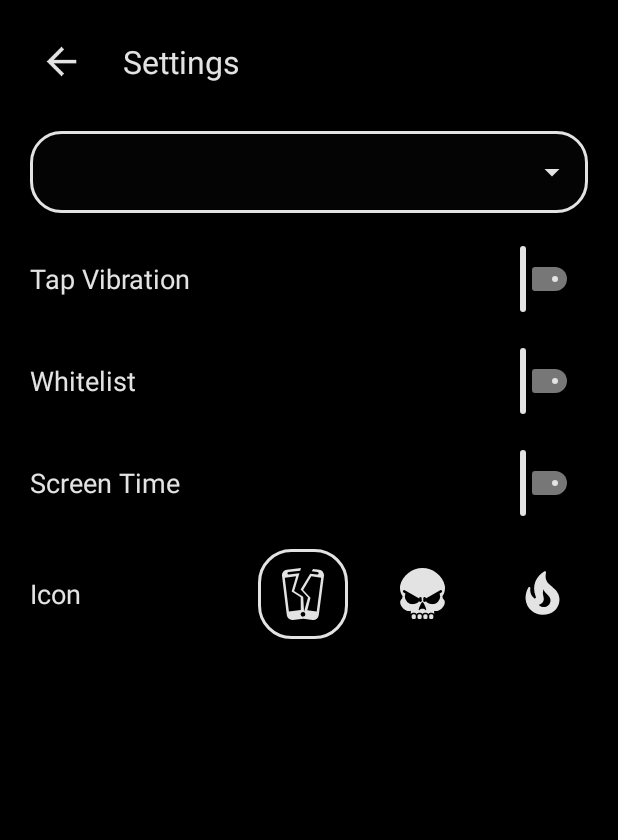
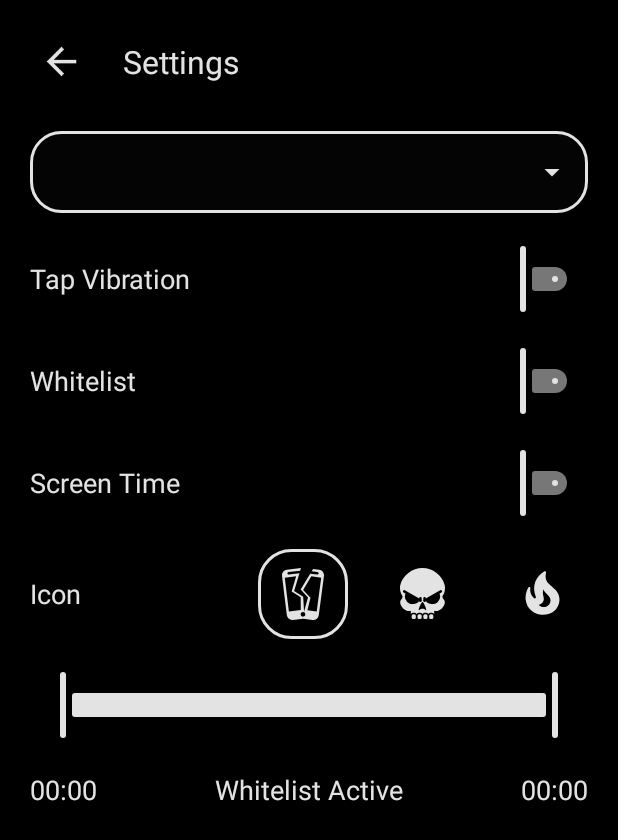
Before and after one commit to PathFOSS/DullPhone, an Android app: the layout fragment_settings.xml on its own in the app's theme, with its tools: preview values and no code run, on a phone screen of 412 x 824 dp. Shown: the top 840 px of the screen. Run offline under Robolectric (Android 15) with nearby library versions, the light colour scheme and no system bars.

Commit message:
Added whitelist enable range

```diff
--- a/app/build.gradle
+++ b/app/build.gradle
@@ -11,7 +11,7 @@
         minSdk 26
         targetSdk 34
         versionCode 2
-        versionName "2.3.1"
+        versionName "2.4.0"
         testInstrumentationRunner "androidx.test.runner.AndroidJUnitRunner"
     }
 
--- a/app/src/main/res/layout/fragment_settings.xml
+++ b/app/src/main/res/layout/fragment_settings.xml
@@ -157,4 +157,47 @@
         android:background="@drawable/icon_fire_small"
         android:contentDescription="@string/ac_fire_icon"/>
 
+    <com.google.android.material.slider.RangeSlider
+        android:id="@+id/rs_active_whitelist"
+        style="@style/dullphone_time_range_slider"
+        android:layout_width="0dp"
+        android:layout_height="@dimen/primary_button_width_normal"
+        app:layout_constraintTop_toBottomOf="@id/tv_title_icon"
+        app:layout_constraintStart_toStartOf="parent"
+        app:layout_constraintEnd_toEndOf="parent"
+        android:layout_marginTop="@dimen/spacing_normal"
+        app:values="@array/initial_slider_values"
+        android:text="@string/at_block_whitelist"/>
+
+    <TextView
+        android:id="@+id/tv_value_start_active_whitelist"
+        style="@style/dullphone_secondary_title"
+        android:layout_width="wrap_content"
+        android:layout_height="0dp"
+        app:layout_constraintTop_toTopOf="@id/tv_title_active_whitelist"
+        app:layout_constraintBottom_toBottomOf="@id/tv_title_active_whitelist"
+        app:layout_constraintStart_toStartOf="parent"
+        android:text="@string/at_midnight"/>
+
+    <TextView
+        android:id="@+id/tv_title_active_whitelist"
+        style="@style/dullphone_secondary_title"
+        android:layout_width="wrap_content"
+        android:layout_height="0dp"
+        app:layout_constraintTop_toBottomOf="@id/rs_active_whitelist"
+        app:layout_constraintStart_toEndOf="@id/tv_value_start_active_whitelist"
+        app:layout_constraintEnd_toStartOf="@id/tv_value_stop_active_whitelist"
+        android:layout_marginTop="@dimen/spacing_normal"
+        android:text="@string/at_whitelist_active"/>
+
+    <TextView
+        android:id="@+id/tv_value_stop_active_whitelist"
+        style="@style/dullphone_secondary_title"
+        android:layout_width="wrap_content"
+        android:layout_height="0dp"
+        app:layout_constraintTop_toTopOf="@id/tv_title_active_whitelist"
+        app:layout_constraintBottom_toBottomOf="@id/tv_title_active_whitelist"
+        app:layout_constraintEnd_toEndOf="parent"
+        android:text="@string/at_midnight"/>
+
 </androidx.constraintlayout.widget.ConstraintLayout>
--- a/app/src/main/res/values-night/themes.xml
+++ b/app/src/main/res/values-night/themes.xml
@@ -109,4 +109,9 @@
         <item name="android:stepSize">1</item>
     </style>
 
+    <style name="dullphone_time_range_slider" parent="dullphone_slider">
+        <item name="android:valueFrom">0.0</item>
+        <item name="android:valueTo">1440.0</item>
+        <item name="android:stepSize">5.0</item>
+    </style>
 </resources>
--- /dev/null
+++ b/app/src/main/res/values/arrays.xml
@@ -0,0 +1,6 @@
+<resources>
+    <array name="initial_slider_values">
+        <item>0.0</item>
+        <item>1440.0</item>
+    </array>
+</resources>
--- a/app/src/main/res/values/strings.xml
+++ b/app/src/main/res/values/strings.xml
@@ -59,4 +59,8 @@
     <string name="ac_row_image_6">Row Image 6</string>
     <string name="at_close">Close</string>
     <string name="at_screen_time">Screen Time</string>
+    <string name="at_block_whitelist">Block Whitelist</string>
+    <string name="at_midnight">00:00</string>
+    <string name="at_whitelist_active">Whitelist Active</string>
+    <string name="at_midnight_2">24:00</string>
 </resources>
--- a/app/src/main/res/values/themes.xml
+++ b/app/src/main/res/values/themes.xml
@@ -109,4 +109,9 @@
         <item name="android:stepSize">1</item>
     </style>
 
+    <style name="dullphone_time_range_slider" parent="dullphone_slider">
+        <item name="android:valueFrom">0.0</item>
+        <item name="android:valueTo">1440.0</item>
+        <item name="android:stepSize">5.0</item>
+    </style>
 </resources>
```
Also changed, not shown: app/src/main/java/com/pathfoss/dullphone/BlockConfirm.java (+10 -1 lines), app/src/main/java/com/pathfoss/dullphone/OverlayScreen.java (+42 -13 lines), app/src/main/java/com/pathfoss/dullphone/Settings.java (+66 -0 lines), 1 other file.
